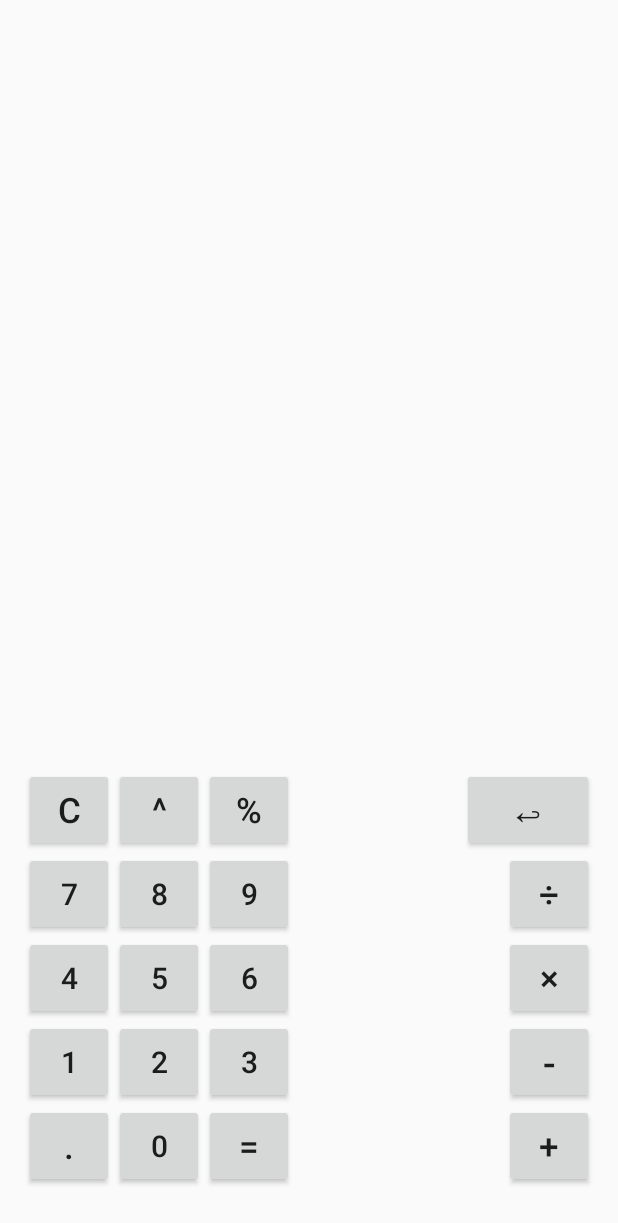
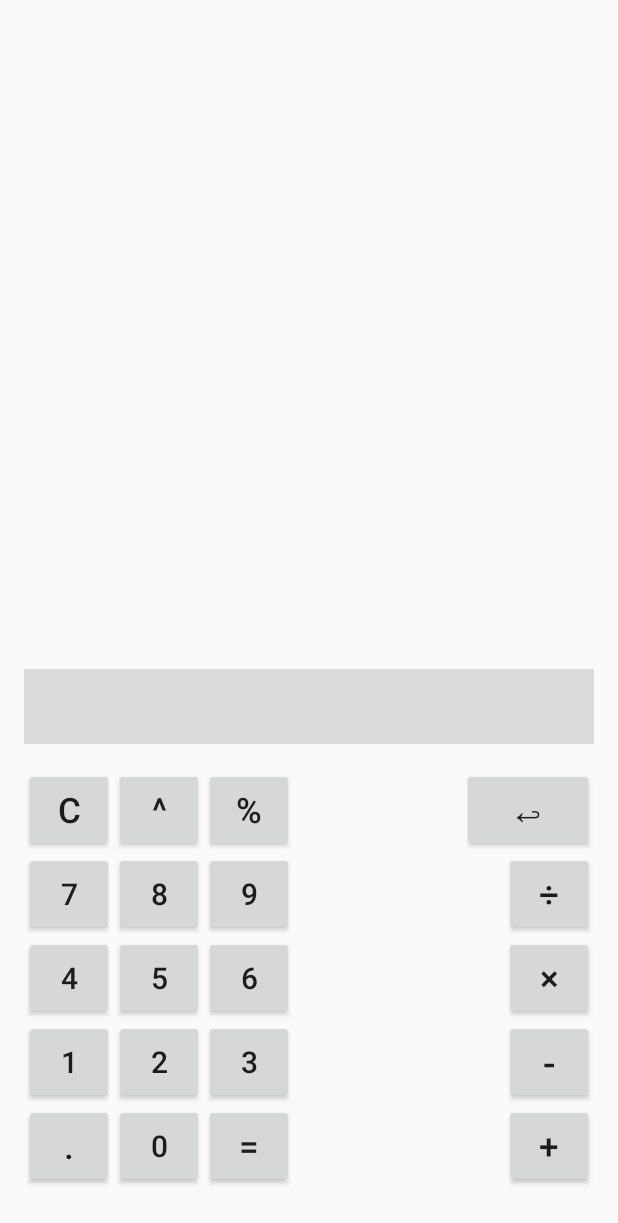
Before and after one commit to AmirHome/DroidCalculator, an Android app: the layout activity_main.xml on its own in the app's theme, with its tools: preview values and no code run, on a phone screen of 412 x 824 dp. Shown: the top 1223 px of the screen. Run offline under Robolectric (Android 15) with nearby library versions, the phone set to English and light mode, and no system bars.

Commit message:
float for locate

```diff
--- a/app/src/main/java/com/example/mycalculator/MainActivity.java
+++ b/app/src/main/java/com/example/mycalculator/MainActivity.java
@@ -6,6 +6,8 @@ import android.view.View;
 import android.widget.Button;
 import android.widget.TextView;
 import java.text.DecimalFormat;
+import java.text.DecimalFormatSymbols;
+import java.util.Locale;
 
 public class MainActivity extends AppCompatActivity implements View.OnClickListener {
 
@@ -13,7 +15,6 @@ public class MainActivity extends AppCompatActivity implements View.OnClickListe
     private Button btnDivision, btnBack, btnPercent, btnEqual, btnMinus, btnMultiply, btnPlus, btnClear, btnPower, btnFloat ;
     private TextView monitor;
     private TextView result;
-    private static final String TAG = "amirhome";
 
     @Override
     protected void onCreate(Bundle savedInstanceState) {
@@ -164,7 +165,8 @@ public class MainActivity extends AppCompatActivity implements View.OnClickListe
 
     public static Double evaluate(String expr){
 
-        DecimalFormat df = new DecimalFormat("#.####");
+        DecimalFormatSymbols symbols = new DecimalFormatSymbols(Locale.US);
+        DecimalFormat df = new DecimalFormat("#.####", symbols);
 
         //Format the expression properly before performing operations
         String expression = addSpaces(expr);
--- a/app/src/main/res/layout/activity_main.xml
+++ b/app/src/main/res/layout/activity_main.xml
@@ -23,6 +23,7 @@
         android:layout_width="match_parent"
         android:layout_height="50dp"
         android:layout_margin="16dp"
+        android:background="@color/colorResult"
         android:text=""
         android:textSize="30sp"
         app:layout_constraintLeft_toLeftOf="@+id/btn-clear"
--- a/app/src/main/res/values/colors.xml
+++ b/app/src/main/res/values/colors.xml
@@ -3,4 +3,5 @@
     <color name="colorPrimary">#008577</color>
     <color name="colorPrimaryDark">#00574B</color>
     <color name="colorAccent">#D81B60</color>
+    <color name="colorResult">#DBDBDB</color>
 </resources>
```
Also changed, not shown: app/build.gradle (+6 -4 lines), 2 other files.
